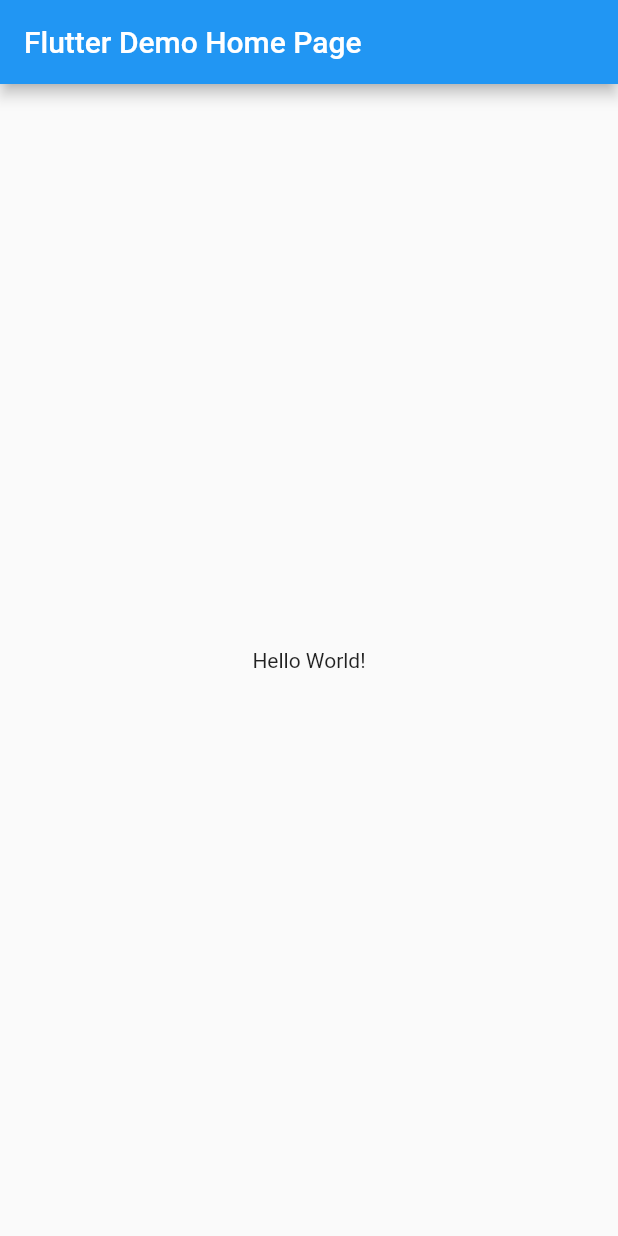
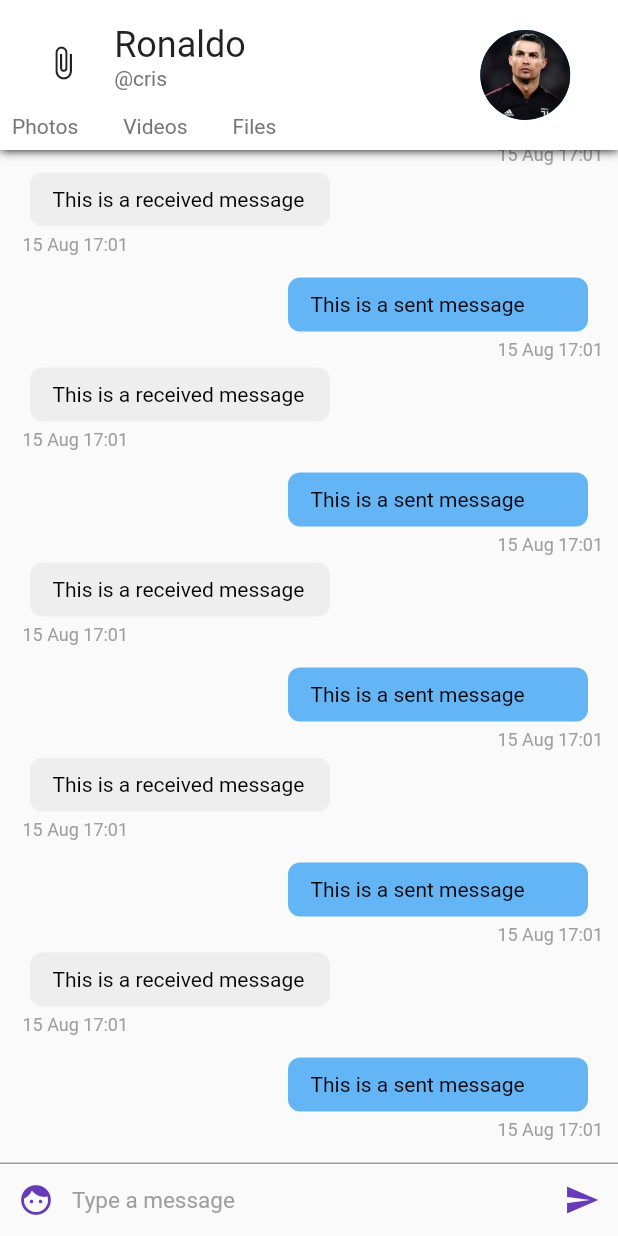
Before and after one commit to hieu08devs/chat60d, a Flutter app: the screen it shows after launch, on a phone screen of 412 x 824 dp. Run offline on Flutter 3.47's test engine with Material 2 defaults, Android fonts, the phone set to English and light mode, and no system bars.

Commit message:
Completed Coversation UI

```diff
--- /dev/null
+++ b/lib/config/assets.dart
@@ -0,0 +1,3 @@
+class Assets {
+  static const String user = "images/ronaldo.jpg";
+}
--- /dev/null
+++ b/lib/config/palette.dart
@@ -0,0 +1,12 @@
+import 'package:flutter/material.dart';
+
+class Palette {
+  static final primaryColor = Color(0xFF673AB7);
+  static final primaryTextColor = Color(0xFF212121);
+  static final secondaryTextColor = Color(0xFF757575);
+  static final selfMessageColor = Colors.black;
+  static final selfMessageBackgroundColor = Colors.blue[300];
+  static final otherMessageColor = Colors.black;
+  static final otherMessageBackgroundColor = Colors.grey[200];
+  static final greyColor = Colors.grey;
+}
--- a/lib/main.dart
+++ b/lib/main.dart
@@ -1,3 +1,4 @@
+import 'package:chat60d/pages/conversation_page_list.dart';
 import 'package:flutter/material.dart';
 
 void main() {
@@ -14,7 +15,7 @@
         primarySwatch: Colors.blue,
         visualDensity: VisualDensity.adaptivePlatformDensity,
       ),
-      home: MyHomePage(title: 'Flutter Demo Home Page'),
+      home: ConverationPageList(),
     );
   }
 }
--- /dev/null
+++ b/lib/pages/conversation_page.dart
@@ -0,0 +1,30 @@
+import 'package:chat60d/widgets/chat_app_bar.dart';
+import 'package:chat60d/widgets/chat_list_widget.dart';
+import 'package:chat60d/widgets/input_widget.dart';
+import 'package:flutter/material.dart';
+
+class ConversationPage extends StatefulWidget {
+  @override
+  _ConversationPageState createState() => _ConversationPageState();
+}
+
+class _ConversationPageState extends State<ConversationPage> {
+  @override
+  Widget build(BuildContext context) {
+    return Scaffold(
+      appBar: ChatAppBar(),
+      body: SafeArea(
+        child: Stack(
+          children: [
+            Column(
+              children: [
+                ChatListWidget(),
+                InputWidget(),
+              ],
+            )
+          ],
+        ),
+      ),
+    );
+  }
+}
--- /dev/null
+++ b/lib/pages/conversation_page_list.dart
@@ -0,0 +1,20 @@
+import 'package:chat60d/pages/conversation_page.dart';
+import 'package:flutter/material.dart';
+
+class ConverationPageList extends StatefulWidget {
+  @override
+  _ConverationPageListState createState() => _ConverationPageListState();
+}
+
+class _ConverationPageListState extends State<ConverationPageList> {
+  @override
+  Widget build(BuildContext context) {
+    return PageView(
+      children: [
+        ConversationPage(),
+        ConversationPage(),
+        ConversationPage(),
+      ],
+    );
+  }
+}
--- /dev/null
+++ b/lib/widgets/chat_app_bar.dart
@@ -0,0 +1,103 @@
+import 'dart:math';
+
+import 'package:chat60d/config/assets.dart';
+import 'package:chat60d/config/palette.dart';
+import 'package:flutter/material.dart';
+
+class ChatAppBar extends StatelessWidget implements PreferredSizeWidget {
+  final double height = 100;
+  @override
+  Widget build(BuildContext context) {
+    var textHeading = Theme.of(context).textTheme.headline5;
+    var textStyle = TextStyle(color: Palette.secondaryTextColor);
+    double width = MediaQuery.of(context).size.width;
+    return Container(
+      decoration: BoxDecoration(
+        color: Colors.white,
+        boxShadow: [BoxShadow(blurRadius: 5.0, color: Colors.black)],
+      ),
+      child: SafeArea(
+        child: Row(
+          crossAxisAlignment: CrossAxisAlignment.stretch,
+          children: [
+            Expanded(
+              flex: 7,
+              child: Container(
+                padding: EdgeInsets.all(8.0),
+                child: Column(
+                  mainAxisAlignment: MainAxisAlignment.center,
+                  crossAxisAlignment: CrossAxisAlignment.start,
+                  children: [
+                    Expanded(
+                      child: Padding(
+                        padding: const EdgeInsets.symmetric(vertical: 8.0),
+                        child: Row(
+                          children: [
+                            Expanded(
+                              flex: 1,
+                              child: Icon(Icons.attach_file),
+                            ),
+                            Expanded(
+                              flex: 3,
+                              child: Column(
+                                crossAxisAlignment: CrossAxisAlignment.start,
+                                children: [
+                                  Text("Ronaldo", style: textHeading),
+                                  Text("@cris", style: textStyle),
+                                ],
+                              ),
+                            ),
+                          ],
+                        ),
+                      ),
+                    ),
+                    Row(
+                      mainAxisAlignment: MainAxisAlignment.start,
+                      crossAxisAlignment: CrossAxisAlignment.center,
+                      children: [
+                        Text(
+                          "Photos",
+                          style: textStyle,
+                        ),
+                        VerticalDivider(
+                          width: 30,
+                          color: Palette.primaryTextColor,
+                        ),
+                        Text(
+                          "Videos",
+                          style: textStyle,
+                        ),
+                        VerticalDivider(
+                          width: 30,
+                          color: Palette.primaryTextColor,
+                        ),
+                        Text(
+                          "Files",
+                          style: textStyle,
+                        ),
+                      ],
+                    )
+                  ],
+                ),
+              ),
+            ),
+            Expanded(
+              flex: 3,
+              child: Container(
+                child: Center(
+                  child: CircleAvatar(
+                    backgroundImage: Image.asset(Assets.user).image,
+                    maxRadius: min(height, width * 0.3) * 0.3,
+                  ),
+                ),
+              ),
+            )
+          ],
+        ),
+      ),
+    );
+  }
+
+  @override
+  Size get preferredSize => Size.fromHeight(height);
+}
--- /dev/null
+++ b/lib/widgets/chat_item_widget.dart
@@ -0,0 +1,87 @@
+import 'package:chat60d/config/palette.dart';
+import 'package:flutter/material.dart';
+import 'package:intl/intl.dart';
+
+class ChatItemWidget extends StatelessWidget {
+  final int index;
+
+  ChatItemWidget(this.index);
+
+  @override
+  Widget build(BuildContext context) {
+    if (index % 2 == 0) {
+      //This is the sent message. We'll later use data from firebase instead of index to determine the message is sent or received.
+      return Container(
+          child: Column(children: <Widget>[
+        Row(
+          children: <Widget>[
+            Container(
+              child: Text(
+                'This is a sent message',
+                style: TextStyle(color: Palette.selfMessageColor),
+              ),
+              padding: EdgeInsets.fromLTRB(15.0, 10.0, 15.0, 10.0),
+              width: 200.0,
+              decoration: BoxDecoration(
+                  color: Palette.selfMessageBackgroundColor,
+                  borderRadius: BorderRadius.circular(8.0)),
+              margin: EdgeInsets.only(right: 10.0),
+            )
+          ],
+          mainAxisAlignment:
+              MainAxisAlignment.end, // aligns the chatitem to right end
+        ),
+        Row(mainAxisAlignment: MainAxisAlignment.end, children: <Widget>[
+          Container(
+            child: Text(
+              DateFormat('dd MMM kk:mm')
+                  .format(DateTime.fromMillisecondsSinceEpoch(1565888474278)),
+              style: TextStyle(
+                  color: Palette.greyColor,
+                  fontSize: 12.0,
+                  fontStyle: FontStyle.normal),
+            ),
+            margin: EdgeInsets.only(left: 5.0, top: 5.0, bottom: 5.0),
+          )
+        ])
+      ]));
+    } else {
+      // This is a received message
+      return Container(
+        child: Column(
+          children: <Widget>[
+            Row(
+              children: <Widget>[
+                Container(
+                  child: Text(
+                    'This is a received message',
+                    style: TextStyle(color: Palette.otherMessageColor),
+                  ),
+                  padding: EdgeInsets.fromLTRB(15.0, 10.0, 15.0, 10.0),
+                  width: 200.0,
+                  decoration: BoxDecoration(
+                      color: Palette.otherMessageBackgroundColor,
+                      borderRadius: BorderRadius.circular(8.0)),
+                  margin: EdgeInsets.only(left: 10.0),
+                )
+              ],
+            ),
+            Container(
+              child: Text(
+                DateFormat('dd MMM kk:mm')
+                    .format(DateTime.fromMillisecondsSinceEpoch(1565888474278)),
+                style: TextStyle(
+                    color: Palette.greyColor,
+                    fontSize: 12.0,
+                    fontStyle: FontStyle.normal),
+              ),
+              margin: EdgeInsets.only(left: 5.0, top: 5.0, bottom: 5.0),
+            )
+          ],
+          crossAxisAlignment: CrossAxisAlignment.start,
+        ),
+        margin: EdgeInsets.only(bottom: 10.0),
+      );
+    }
+  }
+}
--- /dev/null
+++ b/lib/widgets/chat_list_widget.dart
@@ -0,0 +1,18 @@
+import 'package:chat60d/widgets/chat_item_widget.dart';
+import 'package:flutter/material.dart';
+
+class ChatListWidget extends StatelessWidget {
+  final ScrollController listScrollController = ScrollController();
+  @override
+  Widget build(BuildContext context) {
+    return Flexible(
+      child: ListView.builder(
+        padding: EdgeInsets.all(10),
+        itemBuilder: (context, index) => ChatItemWidget(index),
+        itemCount: 20,
+        reverse: true,
+        controller: listScrollController,
+      ),
+    );
+  }
+}
--- /dev/null
+++ b/lib/widgets/input_widget.dart
@@ -0,0 +1,40 @@
+import 'package:chat60d/config/palette.dart';
+import 'package:flutter/material.dart';
+
+class InputWidget extends StatelessWidget {
+  final TextEditingController textEdittingController = TextEditingController();
+  @override
+  Widget build(BuildContext context) {
+    return Container(
+      child: Row(
+        children: [
+          IconButton(
+            icon: Icon(Icons.face),
+            color: Palette.primaryColor,
+            onPressed: () {},
+          ),
+          Expanded(
+            child: TextField(
+              style: TextStyle(color: Palette.primaryTextColor, fontSize: 15),
+              decoration: InputDecoration.collapsed(
+                hintText: 'Type a message',
+                hintStyle: TextStyle(color: Palette.greyColor),
+              ),
+              controller: textEdittingController,
+            ),
+          ),
+          IconButton(
+            icon: Icon(Icons.send),
+            color: Palette.primaryColor,
+            onPressed: () {},
+          ),
+        ],
+      ),
+      decoration: BoxDecoration(
+        border: Border(
+          top: BorderSide(color: Palette.greyColor, width: 1.0),
+        ),
+      ),
+    );
+  }
+}
--- a/pubspec.yaml
+++ b/pubspec.yaml
@@ -28,6 +28,7 @@
   # The following adds the Cupertino Icons font to your application.
   # Use with the CupertinoIcons class for iOS style icons.
   cupertino_icons: ^0.1.3
+  intl: ^0.16.1
 
 dev_dependencies:
   flutter_test:
@@ -45,9 +46,8 @@
   uses-material-design: true
 
   # To add assets to your application, add an assets section, like this:
-  # assets:
-  #   - images/a_dot_burr.jpeg
-  #   - images/a_dot_ham.jpeg
+  assets:
+    - images/
 
   # An image asset can refer to one or more resolution-specific "variants", see
   # https://flutter.dev/assets-and-images/#resolution-aware.
```
Also changed, not shown: images/ronaldo.jpg (added), pubspec.lock.
